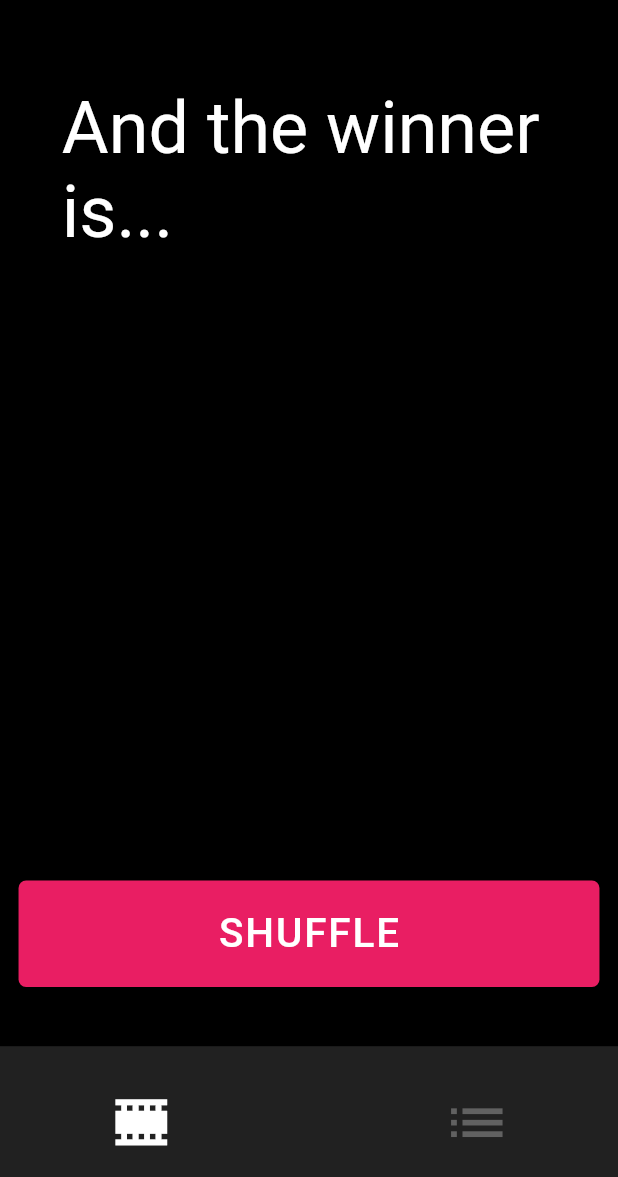
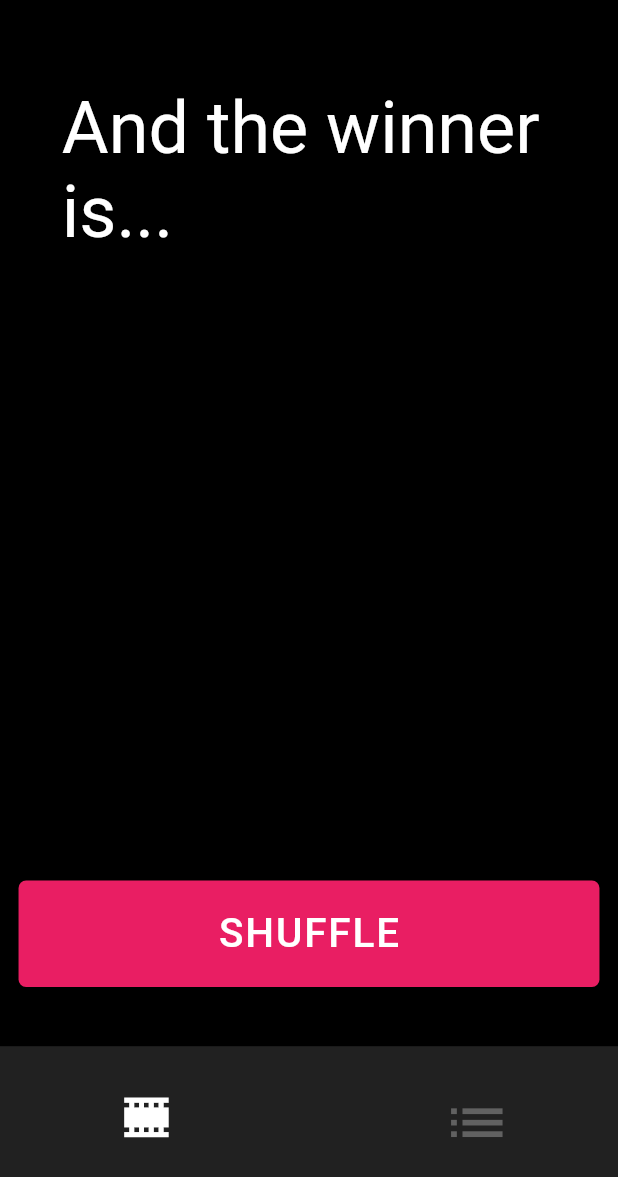
Before and after one commit to Seycher/top100movies, a Flutter app: the screen it shows after launch, after a tap on the "local movies" icon, on a phone screen of 412 x 824 dp, the part 59-1236 px from its top. Run offline on Flutter 3.47's test engine with Material 2 defaults, Android fonts, the phone set to English and light mode, and no system bars; drawn by our look-alikes of auto_size_text; our stand-ins replace bloc, equatable, flutter_bloc, get_it, injectable, logger and 3 more; missing offline and left inert: countdown_flutter, flutter_translate_annotations, scratcher; generated files the repository leaves out were written again; network calls fail; statements that could not run were skipped.

Commit message:
małe poprawki

```diff
--- a/lib/bloc/bottom_navigation_bar_bloc/bottom_navigation_bar_event.dart
+++ /dev/null
@@ -1,11 +0,0 @@
-abstract class BottomNavigationBarEvent {
-  const BottomNavigationBarEvent();
-}
-
-class LotteryButtonClickedEvent extends BottomNavigationBarEvent {
-  const LotteryButtonClickedEvent();
-}
-
-class ListButtonClickedEvent extends BottomNavigationBarEvent {
-  const ListButtonClickedEvent();
-}
--- a/lib/bloc/bottom_navigation_bar_bloc/bottom_navigation_bar_bloc.dart
+++ b/lib/bloc/bottom_navigation_bar_bloc/bottom_navigation_bloc.dart
@@ -1,22 +1,22 @@
-import 'package:applaca/bloc/bottom_navigation_bar_bloc/bottom_navigation_bar_event.dart';
+import 'package:applaca/bloc/bottom_navigation_bar_bloc/bottom_navigation_event.dart';
 import 'package:applaca/bloc/no_state.dart';
-import 'package:applaca/repository/shared_preferences_repository.dart';
 import 'package:applaca/ui/screens/draw_movie/navigation.dart';
 import 'package:applaca/ui/screens/list_of_movies/navigation.dart';
 import 'package:flutter/material.dart';
 import 'package:flutter_bloc/flutter_bloc.dart';
+import 'package:injectable/injectable.dart';
 
-class BottomNavigationBarBloc extends Bloc<BottomNavigationBarEvent, NoState> {
+@injectable
+class BottomNavigationBloc extends Bloc<BottomNavigationEvent, NoState> {
   final GlobalKey<NavigatorState> _navigator;
-  final SharedPreferencesRepository _sharedPreferences;
 
-  BottomNavigationBarBloc(this._navigator, this._sharedPreferences);
+  BottomNavigationBloc(this._navigator);
 
   @override
   NoState get initialState => NoState();
 
   @override
-  Stream<NoState> mapEventToState(final BottomNavigationBarEvent event) {
+  Stream<NoState> mapEventToState(final BottomNavigationEvent event) async* {
     if (event is LotteryButtonClickedEvent) {
       _onLotteryButtonClicked();
     } else if (event is ListButtonClickedEvent) {
--- /dev/null
+++ b/lib/bloc/bottom_navigation_bar_bloc/bottom_navigation_event.dart
@@ -0,0 +1,11 @@
+abstract class BottomNavigationEvent {
+  const BottomNavigationEvent();
+}
+
+class LotteryButtonClickedEvent extends BottomNavigationEvent {
+  const LotteryButtonClickedEvent();
+}
+
+class ListButtonClickedEvent extends BottomNavigationEvent {
+  const ListButtonClickedEvent();
+}
--- a/lib/services/dependency_injection/injection.iconfig.dart
+++ b/lib/services/dependency_injection/injection.iconfig.dart
@@ -4,13 +4,17 @@
 // InjectableConfigGenerator
 // **************************************************************************
 
-import 'package:applaca/services/internationalization/app_localizations_delegate.dart';
+import 'package:applaca/bloc/bottom_navigation_bar_bloc/bottom_navigation_bloc.dart';
+import 'package:applaca/bloc/unlock_reward/unlock_reward_bloc.dart';
 import 'package:applaca/database/database.dart';
 import 'package:applaca/database/movie/movie_dao.dart';
 import 'package:applaca/repository/movie_repository.dart';
 import 'package:applaca/repository/shared_preferences_repository.dart';
+import 'package:applaca/services/internationalization/app_localizations_delegate.dart';
+import 'package:flutter/src/widgets/framework.dart';
+import 'package:flutter/src/widgets/navigator.dart';
+import 'package:get_it/get_it.dart';
 import 'package:shared_preferences/shared_preferences.dart';
-import 'package:get_it/get_it.dart';
 
 void $initGetIt(GetIt g, {String environment}) {
   g.registerLazySingleton<AppLocalizationsDelegate>(
@@ -21,4 +25,8 @@ void $initGetIt(GetIt g, {String environment}) {
       () => MovieRepository(g<MovieDao>()));
   g.registerLazySingleton<SharedPreferencesRepository>(
       () => SharedPreferencesRepository(g<SharedPreferences>()));
+  g.registerFactory<UnlockRewardBloc>(() => UnlockRewardBloc(
+      g<GlobalKey<NavigatorState>>(), g<String>(instanceName: 'rewardURL')));
+  g.registerFactory<BottomNavigationBloc>(
+      () => BottomNavigationBloc(g<GlobalKey<NavigatorState>>()));
 }
--- a/lib/ui/screens/app_components/bottom_navigation_bar.dart
+++ b/lib/ui/screens/app_components/bottom_navigation.dart
@@ -1,33 +1,31 @@
 import 'dart:math';
 
-import 'package:applaca/bloc/bottom_navigation_bar_bloc/bottom_navigation_bar_bloc.dart';
-import 'package:applaca/bloc/bottom_navigation_bar_bloc/bottom_navigation_bar_event.dart';
+import 'package:applaca/bloc/bottom_navigation_bar_bloc/bottom_navigation_bloc.dart';
+import 'package:applaca/bloc/bottom_navigation_bar_bloc/bottom_navigation_event.dart';
 import 'package:applaca/bloc/no_state.dart';
-import 'package:applaca/repository/shared_preferences_repository.dart';
 import 'package:applaca/services/dependency_injection/injection.dart';
 import 'package:flutter/material.dart';
 import 'package:flutter_bloc/flutter_bloc.dart';
 
 const kBarH = 9.5;
-const kIcon = 18;
+const kLotteryIcon = 21;
+const kListIcon = 18;
 
 class BottomNavigation extends StatelessWidget {
-  final int index;
+  final int currentIndex;
 
-  BottomNavigation(this.index);
+  BottomNavigation({this.currentIndex});
 
   @override
   Widget build(BuildContext context) {
     return BlocProvider(
       create: (BuildContext context) {
-        return BottomNavigationBarBloc(
+        return BottomNavigationBloc(
           getIt<GlobalKey<NavigatorState>>(),
-          getIt<SharedPreferencesRepository>(),
         );
       },
-      child: BlocBuilder<BottomNavigationBarBloc, NoState>(
+      child: BlocBuilder<BottomNavigationBloc, NoState>(
         builder: (context, state) {
-          final _bloc = BlocProvider.of<BottomNavigationBarBloc>(context);
           return Container(
             height: MediaQuery.of(context).size.height / kBarH,
             color: Colors.grey[900],
@@ -36,20 +34,28 @@ class BottomNavigation extends StatelessWidget {
               children: <Widget>[
                 Transform.rotate(
                   angle: pi / 2,
-                  child: _navigationButton(
-                    onPressed: () => _bloc.add(LotteryButtonClickedEvent()),
+                  child: _buildNavigationButton(
                     context: context,
-                    currentIndex: 0,
+                    index: 0,
+                    iconSize: kLotteryIcon,
                     icon: Icons.local_movies,
+                    onPressed: () {
+                      return BlocProvider.of<BottomNavigationBloc>(context)
+                          .add(LotteryButtonClickedEvent());
+                    },
                   ),
                 ),
                 SizedBox(width: 8),
-                _navigationButton(
-                  onPressed: () => _bloc.add(ListButtonClickedEvent()),
+                _buildNavigationButton(
                   context: context,
-                  currentIndex: 1,
+                  index: 1,
+                  iconSize: kListIcon,
                   icon: Icons.list,
-                )
+                  onPressed: () {
+                    return BlocProvider.of<BottomNavigationBloc>(context)
+                        .add(ListButtonClickedEvent());
+                  },
+                ),
               ],
             ),
           );
@@ -58,15 +64,16 @@ class BottomNavigation extends StatelessWidget {
     );
   }
 
-  Widget _navigationButton({
+  Widget _buildNavigationButton({
     final context,
-    final currentIndex,
+    final index,
     final icon,
+    final iconSize,
     final onPressed,
   }) {
     return IconButton(
-      color: index == currentIndex ? Colors.white : Colors.grey[700],
-      icon: Icon(icon, size: MediaQuery.of(context).size.height / kIcon),
+      color: currentIndex == index ? Colors.white : Colors.grey[700],
+      icon: Icon(icon, size: MediaQuery.of(context).size.height / iconSize),
       onPressed: onPressed,
     );
   }
--- a/lib/ui/screens/draw_movie/views/challenge_accepted.dart
+++ b/lib/ui/screens/draw_movie/views/challenge_accepted.dart
@@ -4,7 +4,7 @@ import 'package:applaca/bloc/draw_movie_bloc/draw_movie_state.dart';
 import 'package:applaca/services/internationalization/app_localizations.dart';
 import 'package:applaca/services/internationalization/localized_strings.dart';
 import 'package:applaca/ui/common/constants/text_styles.dart';
-import 'package:applaca/ui/screens/app_components/bottom_navigation_bar.dart';
+import 'package:applaca/ui/screens/app_components/bottom_navigation.dart';
 import 'package:applaca/ui/screens/app_components/button.dart';
 import 'package:applaca/ui/screens/app_components/responsive_scaffold.dart';
 import 'package:applaca/ui/screens/draw_movie/components/challenge_message.dart';
@@ -60,7 +60,7 @@ Widget buildChallengeAcceptedView(
         ),
       );
     },
-    bottomNavigationBar: BottomNavigation(0),
+    bottomNavigationBar: BottomNavigation(currentIndex: 0),
   );
 }
 
--- a/lib/ui/screens/draw_movie/views/draw_home.dart
+++ b/lib/ui/screens/draw_movie/views/draw_home.dart
@@ -2,7 +2,7 @@ import 'package:applaca/bloc/draw_movie_bloc/draw_movie_bloc.dart';
 import 'package:applaca/bloc/draw_movie_bloc/draw_movie_event.dart';
 import 'package:applaca/services/internationalization/app_localizations.dart';
 import 'package:applaca/services/internationalization/localized_strings.dart';
-import 'package:applaca/ui/screens/app_components/bottom_navigation_bar.dart';
+import 'package:applaca/ui/screens/app_components/bottom_navigation.dart';
 import 'package:applaca/ui/screens/app_components/button.dart';
 import 'package:applaca/ui/screens/app_components/responsive_scaffold.dart';
 import 'package:applaca/ui/screens/draw_movie/components/shuffle_home_appbar.dart';
@@ -53,6 +53,6 @@ Widget buildDrawHomeView(
         ),
       );
     },
-    bottomNavigationBar: BottomNavigation(0),
+    bottomNavigationBar: BottomNavigation(currentIndex: 0),
   );
 }
--- a/lib/ui/screens/draw_movie/views/draw_movie.dart
+++ b/lib/ui/screens/draw_movie/views/draw_movie.dart
@@ -4,7 +4,7 @@ import 'package:applaca/bloc/draw_movie_bloc/draw_movie_state.dart';
 import 'package:applaca/services/internationalization/app_localizations.dart';
 import 'package:applaca/services/internationalization/localized_strings.dart';
 import 'package:applaca/ui/common/constants/text_styles.dart';
-import 'package:applaca/ui/screens/app_components/bottom_navigation_bar.dart';
+import 'package:applaca/ui/screens/app_components/bottom_navigation.dart';
 import 'package:applaca/ui/screens/app_components/button.dart';
 import 'package:applaca/ui/screens/app_components/responsive_scaffold.dart';
 import 'package:applaca/ui/screens/draw_movie/components/poster.dart';
@@ -43,7 +43,7 @@ Widget buildDrawnMovieView(
         ),
       );
     },
-    bottomNavigationBar: BottomNavigation(0),
+    bottomNavigationBar: BottomNavigation(currentIndex: 0),
   );
 }
 
--- a/lib/ui/screens/list_of_movies/components/list_of_movies.dart
+++ b/lib/ui/screens/list_of_movies/components/list_of_movies.dart
@@ -12,7 +12,6 @@ Widget listOfMovies(
   return ListView.builder(
     itemBuilder: (BuildContext context, int index) {
       final movie = listOfMovies[index];
-      print(movie.isUnlocked);
       return MovieTile(
         title: movie.title,
         year: movie.year,
--- a/lib/ui/screens/list_of_movies/screen.dart
+++ b/lib/ui/screens/list_of_movies/screen.dart
@@ -1,7 +1,7 @@
 import 'package:applaca/bloc/list_of_movies_bloc/list_of_movies_bloc.dart';
 import 'package:applaca/bloc/list_of_movies_bloc/list_of_movies_event.dart';
 import 'package:applaca/bloc/list_of_movies_bloc/list_of_movies_state.dart';
-import 'package:applaca/ui/screens/app_components/bottom_navigation_bar.dart';
+import 'package:applaca/ui/screens/app_components/bottom_navigation.dart';
 import 'package:applaca/ui/screens/app_components/loading_indicator_view.dart';
 import 'package:flutter/material.dart';
 import 'package:flutter_bloc/flutter_bloc.dart';
@@ -19,7 +19,7 @@ class ListOfMoviesScreen extends StatelessWidget {
         return Scaffold(
           appBar: listAppBar(listOfMoviesBloc, state, context),
           body: _resolveState(listOfMoviesBloc, state),
-          bottomNavigationBar: BottomNavigation(1),
+          bottomNavigationBar: BottomNavigation(currentIndex: 1),
         );
       },
     );
--- a/lib/ui/screens/reward/screen.dart
+++ b/lib/ui/screens/reward/screen.dart
@@ -1,7 +1,7 @@
 import 'package:applaca/bloc/reward/reward_bloc.dart';
 import 'package:applaca/bloc/reward/reward_event.dart';
 import 'package:applaca/bloc/reward/reward_state.dart';
-import 'package:applaca/ui/screens/app_components/bottom_navigation_bar.dart';
+import 'package:applaca/ui/screens/app_components/bottom_navigation.dart';
 import 'package:applaca/ui/screens/app_components/loading_indicator_view.dart';
 import 'package:flutter/material.dart';
 import 'package:flutter_bloc/flutter_bloc.dart';
@@ -19,7 +19,7 @@ class RewardScreen extends StatelessWidget {
         return Scaffold(
           backgroundColor: Colors.black,
           body: _resolveState(_detailsBloc, state),
-          bottomNavigationBar: BottomNavigation(1),
+          bottomNavigationBar: BottomNavigation(currentIndex: 1),
         );
       },
     );
```
Also changed, not shown: lib/bloc/draw_movie_bloc/draw_movie_bloc.dart (+19 -6 lines), lib/ui/screens/list_of_movies/components/movie_tile/movie_tile.dart (indentation only).
